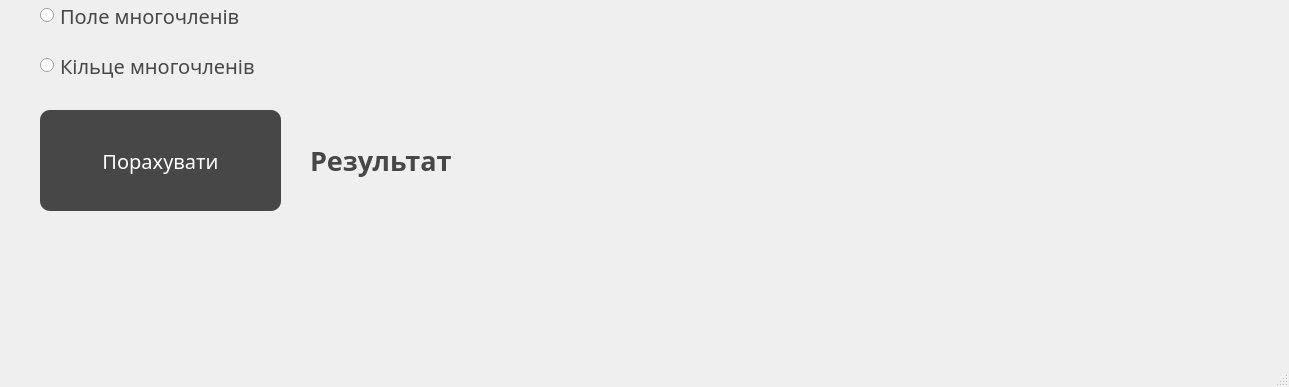
Qt form mainwindow.ui (AlGEbRA-K29/System_of_modular_arithmetic) before a commit; both pictures show x 0 to 1289 and y 400 to 787 of the 1289 by 787 pixel window.
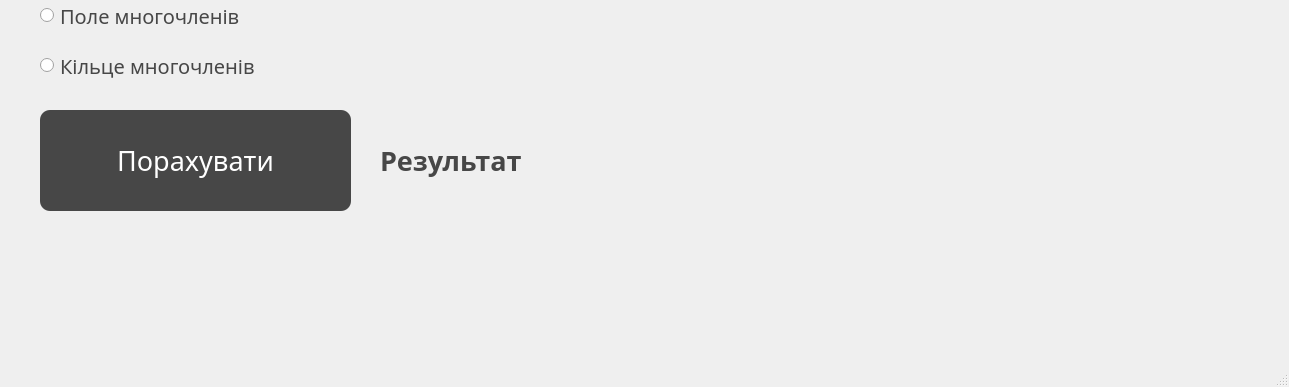
The same form after that commit.

Patch:
```diff
--- a/mainwindow.ui
+++ b/mainwindow.ui
@@ -19,14 +19,14 @@
      <rect>
       <x>40</x>
       <y>510</y>
-      <width>241</width>
+      <width>311</width>
       <height>101</height>
      </rect>
     </property>
     <property name="font">
      <font>
       <family>Montserrat Black</family>
-      <pointsize>15</pointsize>
+      <pointsize>20</pointsize>
      </font>
     </property>
     <property name="cursor">
@@ -47,7 +47,7 @@
    <widget class="QLabel" name="label">
     <property name="geometry">
      <rect>
-      <x>310</x>
+      <x>380</x>
       <y>530</y>
       <width>821</width>
       <height>61</height>
```
